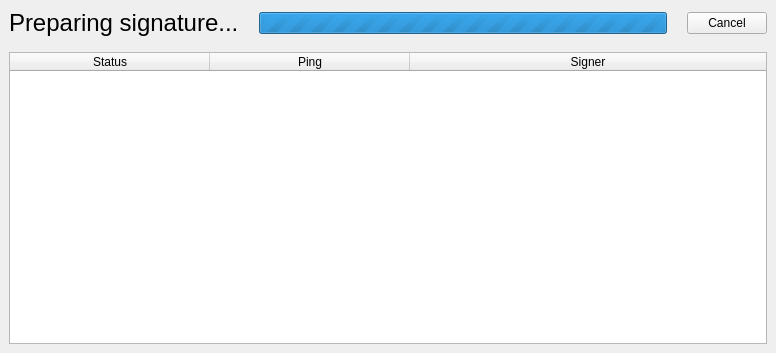
Before: the Qt Designer form gui/signform/signform.ui in Lesterpig/dfss, drawn with Qt 5.
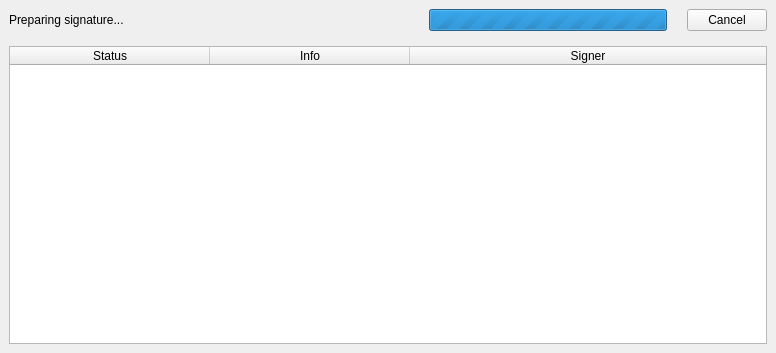
After: the same form once the commit is applied.

Commit message: [c][gui] Add signature screen

```diff
--- a/gui/signform/signform.ui
+++ b/gui/signform/signform.ui
@@ -50,8 +50,20 @@
        </property>
        <item>
         <widget class="QLabel" name="mainLabel">
+         <property name="sizePolicy">
+          <sizepolicy hsizetype="Fixed" vsizetype="Preferred">
+           <horstretch>0</horstretch>
+           <verstretch>0</verstretch>
+          </sizepolicy>
+         </property>
+         <property name="minimumSize">
+          <size>
+           <width>400</width>
+           <height>0</height>
+          </size>
+         </property>
          <property name="text">
-          <string>&lt;html&gt;&lt;head/&gt;&lt;body&gt;&lt;p&gt;&lt;span style=&quot; font-size:18pt;&quot;&gt;Preparing signature...&lt;/span&gt;&lt;/p&gt;&lt;/body&gt;&lt;/html&gt;</string>
+          <string>Preparing signature...</string>
          </property>
         </widget>
        </item>
@@ -101,7 +113,7 @@
         <number>200</number>
        </attribute>
        <attribute name="horizontalHeaderMinimumSectionSize">
-        <number>200</number>
+        <number>50</number>
        </attribute>
        <attribute name="horizontalHeaderStretchLastSection">
         <bool>true</bool>
@@ -122,7 +134,7 @@
        </column>
        <column>
         <property name="text">
-         <string>Ping</string>
+         <string>Info</string>
         </property>
        </column>
        <column>
```
Left out of the diff: 3 changed lines with no effect on the pictures. The commit also changes 10 other files.
